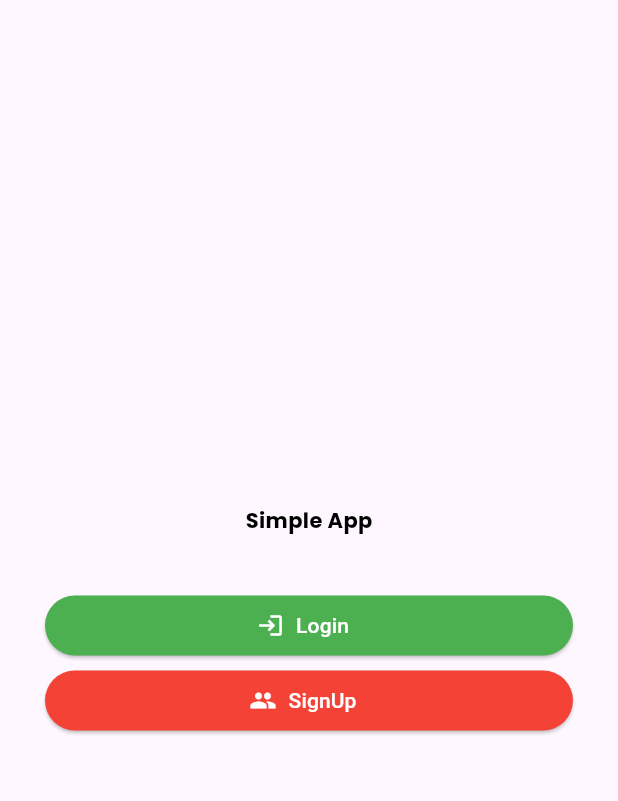
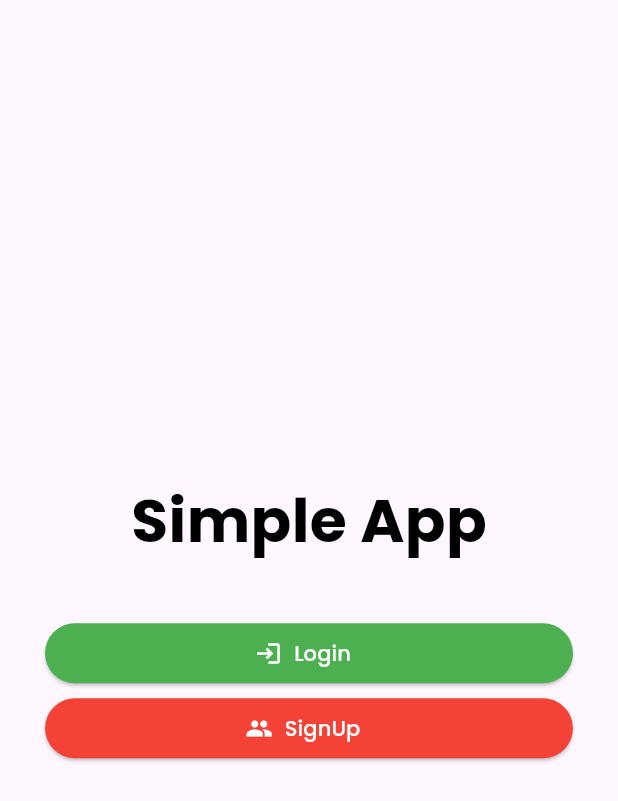
Before and after one commit to tianreformis/simpe_login_app, a Flutter app: the screen it shows after launch, on a phone screen of 412 x 824 dp. Shown: the top 801 px of the screen. Run offline on Flutter 3.47's test engine with Material 2 defaults, Android fonts, the phone set to English and light mode, and no system bars; our stand-ins replace google_fonts.

Commit message:
add home_screen.dart

```diff
--- a/config.json
+++ b/config.json
@@ -4,5 +4,9 @@
     "experimental_mode": false,
     "learning_mode": false,
     "unfreezed": true,
-    "use_cubit": false
+    "use_cubit": false,
+    "ignore_core_generator_for_directories": [
+        "lib/model",
+        "lib/models"
+    ]
 }
--- a/lib/screen/home_screen.dart
+++ b/lib/screen/home_screen.dart
@@ -25,6 +25,7 @@ class _HomeScreenState extends State<HomeScreen> {
                       textStyle: const TextStyle(
                     color: Colors.black,
                     fontWeight: FontWeight.bold,
+                    fontSize: 40.0,
                   ))),
             ),
             Padding(
@@ -33,12 +34,19 @@ class _HomeScreenState extends State<HomeScreen> {
                 left: 30.0,
                 top: 40.0,
               ),
-              child: Container(
+              child: SizedBox(
                 width: double.infinity,
                 height: 40.0,
                 child: ElevatedButton.icon(
                   icon: const Icon(Icons.login),
-                  label: const Text("Login"),
+                  label: Text(
+                    "Login",
+                    style: GoogleFonts.poppins(
+                      textStyle: const TextStyle(
+                        color: Colors.white,
+                      ),
+                    ),
+                  ),
                   style: ElevatedButton.styleFrom(
                     backgroundColor: Colors.green,
                     foregroundColor: Colors.white,
@@ -53,12 +61,18 @@ class _HomeScreenState extends State<HomeScreen> {
             Padding(
               padding:
                   const EdgeInsets.only(right: 30.0, left: 30.0, top: 10.0),
-              child: Container(
+              child: SizedBox(
                 width: double.infinity,
                 height: 40.0,
                 child: ElevatedButton.icon(
                   icon: const Icon(Icons.people),
-                  label: const Text("SignUp"),
+                  label: Text(
+                    "SignUp",
+                    style: GoogleFonts.poppins(
+                        textStyle: const TextStyle(
+                      color: Colors.white,
+                    )),
+                  ),
                   style: ElevatedButton.styleFrom(
                     backgroundColor: Colors.red,
                     foregroundColor: Colors.white,
```
